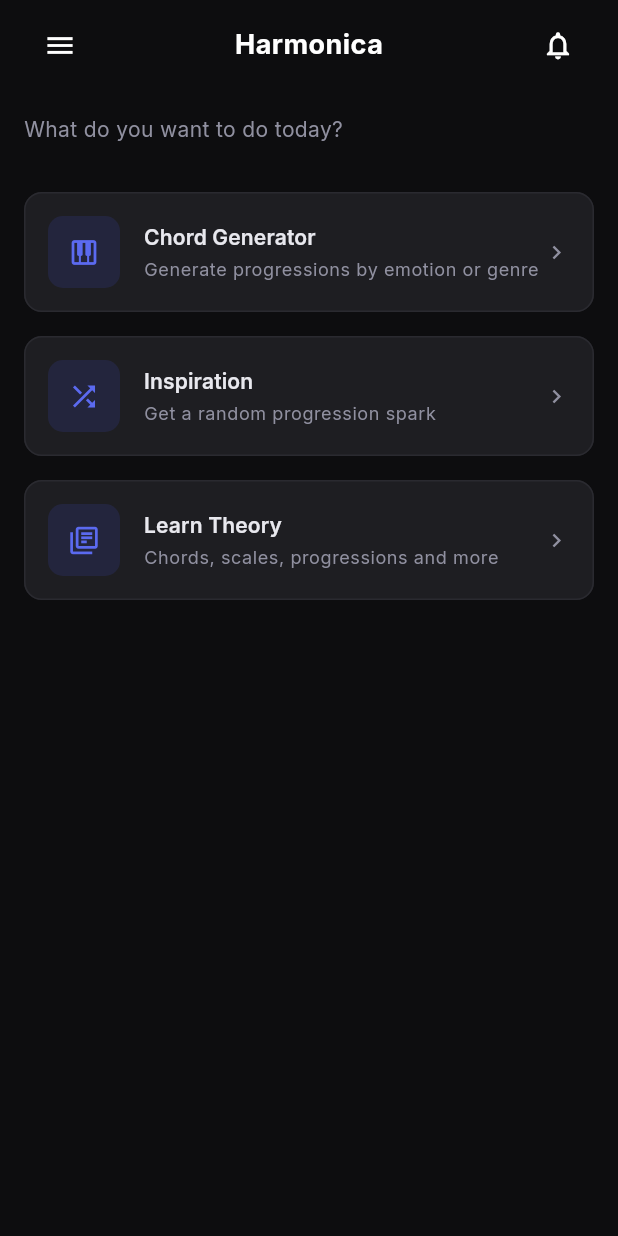
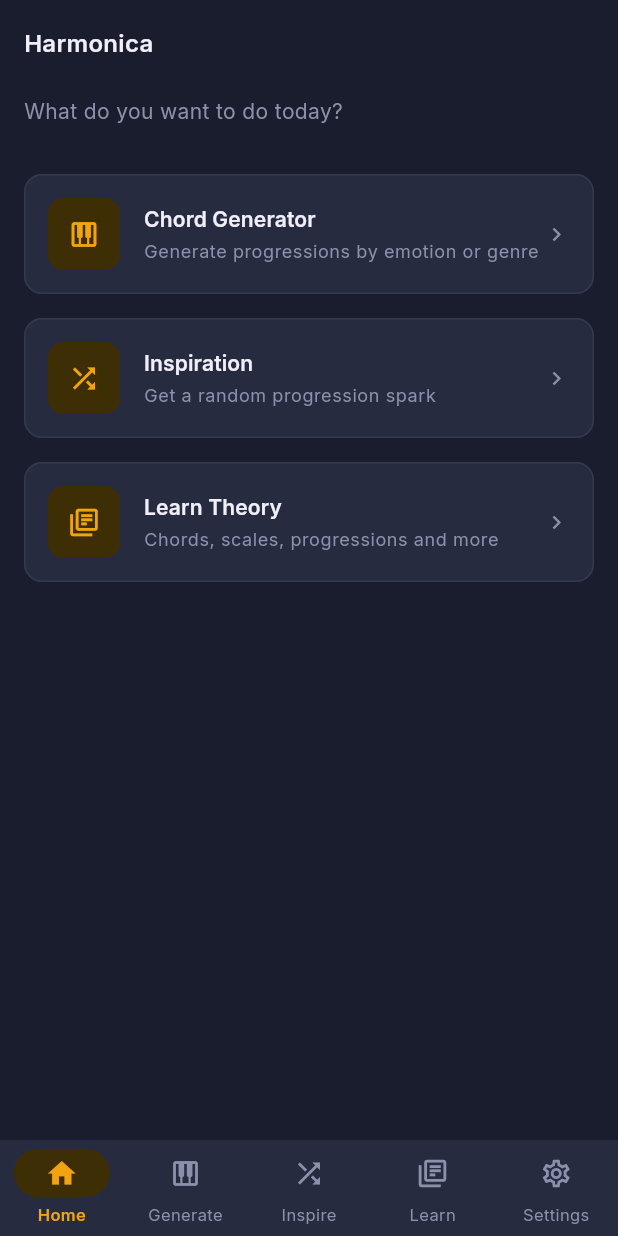
Before and after one commit to grmpycrab/Harmonica-v2, a Flutter app: the screen it shows after launch, on a phone screen of 412 x 824 dp. Run offline on Flutter 3.47's test engine with Material 3 defaults, Android fonts, the light colour scheme and no system bars; our stand-ins replace flutter_riverpod, go_router, google_fonts, riverpod_annotation; generated files the repository leaves out were written again.

Commit message:
theme update

```diff
--- a/lib/core/constants/app_constants.dart
+++ b/lib/core/constants/app_constants.dart
@@ -9,4 +9,5 @@ class AppConstants {
   static const String routeInspiration = '/inspiration';
   static const String routeLearn = '/learn';
   static const String routeLessonDetail = '/learn/detail';
+  static const String routeSettings = '/settings';
 }
--- a/lib/core/providers/app_providers.dart
+++ b/lib/core/providers/app_providers.dart
@@ -1,3 +1,5 @@
+import 'package:flutter/material.dart';
+import 'package:flutter_riverpod/flutter_riverpod.dart';
 import 'package:riverpod_annotation/riverpod_annotation.dart';
 
 import '../../data/datasources/theory_local_datasource.dart';
@@ -10,6 +12,13 @@ import '../../domain/usecases/generate_progression_usecase.dart';
 import '../../domain/usecases/get_theory_lesson_usecase.dart';
 
 part 'app_providers.g.dart';
+
+// ---------------------------------------------------------------------------
+// Theme — plain StateProvider, no code generation required
+// ---------------------------------------------------------------------------
+
+/// Controls app-wide light / dark mode. Defaults to dark.
+final themeModeProvider = StateProvider<ThemeMode>((ref) => ThemeMode.dark);
 
 // ---------------------------------------------------------------------------
 // Services — innermost layer, no dependencies on other providers
--- a/lib/core/theme/app_theme.dart
+++ b/lib/core/theme/app_theme.dart
@@ -1,122 +1,197 @@
 import 'package:flutter/material.dart';
 import 'package:google_fonts/google_fonts.dart';
 
-/// DAW-inspired dark theme.
-///
-/// Palette is intentionally desaturated so UI chrome stays out of the way
-/// and musical content (chord names, progression labels) reads clearly.
+/// Palette source: Bogdan Nikitin / Cloud7 UI kit
+///   #F1A410  amber gold  → primary accent
+///   #191D2D  dark navy   → dark bg
+///   #34394B  mid navy    → dark surface / light text secondary
+///   #FFFFFF  white       → dark text / light bg
 class AppTheme {
   AppTheme._();
 
-  // ── Neutrals ────────────────────────────────────────────────────────────────
-  /// True-black background — matches pro audio tool canvases.
-  static const _bg = Color(0xFF0D0D0F);
+  // ── Shared accent ──────────────────────────────────────────────────────────
+  static const _amber = Color(0xFFF1A410);
 
-  /// Panel surface — barely lighter than background for subtle depth.
-  static const _surface = Color(0xFF161618);
+  // ── Dark palette ───────────────────────────────────────────────────────────
+  static const _dBg = Color(0xFF191D2D);
+  static const _dSurface = Color(0xFF1F2338);
+  static const _dCard = Color(0xFF262B40);
+  static const _dBorder = Color(0xFF34394B);
+  static const _dAmberMuted = Color(0xFF3D2E05); // amber tint for chips/pills
+  static const _dOnSurface = Color(0xFFF0EEF8);
+  static const _dOnSurfaceMid = Color(0xFF8B91AA);
+  static const _dOnSurfaceDim = Color(0xFF4E5270);
 
-  /// Card / raised element.
-  static const _card = Color(0xFF1E1E22);
+  // ── Light palette ──────────────────────────────────────────────────────────
+  static const _lBg = Color(0xFFFFFFFF);
+  static const _lSurface = Color(0xFFF5F3EE);
+  static const _lCard = Color(0xFFEDEAE2);
+  static const _lBorder = Color(0xFFDDD9CE);
+  static const _lAmberMuted = Color(0xFFFEF3D7);
+  static const _lOnSurface = Color(0xFF191D2D);
+  static const _lOnSurfaceMid = Color(0xFF34394B);
+  static const _lOnSurfaceDim = Color(0xFF8B91AA);
 
-  /// Subtle border / divider colour.
-  static const _border = Color(0xFF2A2A30);
+  // ── Themes ─────────────────────────────────────────────────────────────────
+  static ThemeData get dark => _build(
+        brightness: Brightness.dark,
+        bg: _dBg,
+        surface: _dSurface,
+        card: _dCard,
+        border: _dBorder,
+        amberMuted: _dAmberMuted,
+        onSurface: _dOnSurface,
+        onSurfaceMid: _dOnSurfaceMid,
+        onSurfaceDim: _dOnSurfaceDim,
+        errorColor: const Color(0xFFCF6679),
+      );
 
-  // ── Accent ──────────────────────────────────────────────────────────────────
-  /// Single accent colour — a cool indigo that reads well on dark surfaces
-  /// without feeling "app-like". Used sparingly (selected states, CTAs).
-  static const _accent = Color(0xFF5B6AF0); // indigo-500
+  static ThemeData get light => _build(
+        brightness: Brightness.light,
+        bg: _lBg,
+        surface: _lSurface,
+        card: _lCard,
+        border: _lBorder,
+        amberMuted: _lAmberMuted,
+        onSurface: _lOnSurface,
+        onSurfaceMid: _lOnSurfaceMid,
+        onSurfaceDim: _lOnSurfaceDim,
+        errorColor: const Color(0xFFB83C50),
+      );
 
-  /// Muted accent for selected-chip backgrounds and icon tints.
-  static const _accentMuted = Color(0xFF23253D);
+  static ThemeData _build({
+    required Brightness brightness,
+    required Color bg,
+    required Color surface,
+    required Color card,
+    required Color border,
+    required Color amberMuted,
+    required Color onSurface,
+    required Color onSurfaceMid,
+    required Color onSurfaceDim,
+    required Color errorColor,
+  }) {
+    final isDark = brightness == Brightness.dark;
+    final base = isDark ? ThemeData.dark() : ThemeData.light();
 
-  // ── Type ramp ───────────────────────────────────────────────────────────────
-  static const _onSurface = Color(0xFFE8E8EE); // primary text
-  static const _onSurfaceMid = Color(0xFF9090A0); // secondary / label text
-  static const _onSurfaceDim = Color(0xFF55555F); // placeholder / hint
-
-  static ThemeData get dark {
-    final base = ThemeData.dark();
     return ThemeData(
       useMaterial3: true,
-      brightness: Brightness.dark,
-      colorScheme: const ColorScheme.dark(
-        primary: _accent,
-        primaryContainer: _accentMuted,
-        secondary: _accent,
-        surface: _surface,
-        surfaceContainerHighest: _card,
-        outline: _border,
+      brightness: brightness,
+      colorScheme: ColorScheme(
+        brightness: brightness,
+        primary: _amber,
         onPrimary: Colors.white,
-        onSurface: _onSurface,
-        onSurfaceVariant: _onSurfaceMid,
-        error: Color(0xFFCF6679),
+        primaryContainer: amberMuted,
+        onPrimaryContainer: _amber,
+        // NavigationBar uses secondaryContainer for the pill indicator
+        secondary: _amber,
+        onSecondary: Colors.white,
+        secondaryContainer: amberMuted,
+        onSecondaryContainer: _amber,
+        surface: surface,
+        onSurface: onSurface,
+        onSurfaceVariant: onSurfaceMid,
+        surfaceContainerHighest: card,
+        outline: border,
+        error: errorColor,
+        onError: Colors.white,
       ),
-      scaffoldBackgroundColor: _bg,
+      scaffoldBackgroundColor: bg,
 
-      // ── Typography ────────────────────────────────────────────────────────
+      // ── Typography ──────────────────────────────────────────────────────
       textTheme: GoogleFonts.interTextTheme(base.textTheme).apply(
-        bodyColor: _onSurface,
-        displayColor: _onSurface,
+        bodyColor: onSurface,
+        displayColor: onSurface,
       ),
 
-      // ── Cards ─────────────────────────────────────────────────────────────
-      cardTheme: const CardThemeData(
-        color: _card,
+      // ── Cards ───────────────────────────────────────────────────────────
+      cardTheme: CardThemeData(
+        color: card,
         elevation: 0,
         margin: EdgeInsets.zero,
         shape: RoundedRectangleBorder(
-          borderRadius: BorderRadius.all(Radius.circular(12)),
-          side: BorderSide(color: _border),
+          borderRadius: const BorderRadius.all(Radius.circular(12)),
+          side: BorderSide(color: border),
         ),
       ),
 
-      // ── AppBar ────────────────────────────────────────────────────────────
+      // ── AppBar ──────────────────────────────────────────────────────────
       appBarTheme: AppBarTheme(
-        backgroundColor: _bg,
+        backgroundColor: bg,
         surfaceTintColor: Colors.transparent,
         elevation: 0,
         centerTitle: false,
-        iconTheme: const IconThemeData(color: _onSurface, size: 22),
+        iconTheme: IconThemeData(color: onSurface, size: 22),
         titleTextStyle: GoogleFonts.inter(
           fontSize: 16,
           fontWeight: FontWeight.w600,
-          color: _onSurface,
+          color: onSurface,
           letterSpacing: 0.2,
         ),
       ),
 
-      // ── Divider ───────────────────────────────────────────────────────────
-      dividerTheme: const DividerThemeData(color: _border, thickness: 1),
+      // ── NavigationBar ────────────────────────────────────────────────────
+      navigationBarTheme: NavigationBarThemeData(
+        backgroundColor: card,
+        surfaceTintColor: Colors.transparent,
+        elevation: 0,
+        height: 64,
+        indicatorColor: amberMuted,
+        labelBehavior: NavigationDestinationLabelBehavior.alwaysShow,
+        iconTheme: WidgetStateProperty.resolveWith((states) {
+          if (states.contains(WidgetState.selected)) {
+            return IconThemeData(color: _amber, size: 22);
+          }
+          return IconThemeData(color: onSurfaceMid, size: 22);
+        }),
+        labelTextStyle: WidgetStateProperty.resolveWith((states) {
+          if (states.contains(WidgetState.selected)) {
+            return GoogleFonts.inter(
+              fontSize: 11,
+              fontWeight: FontWeight.w600,
+              color: _amber,
+            );
+          }
+          return GoogleFonts.inter(
+            fontSize: 11,
+            fontWeight: FontWeight.w400,
+            color: onSurfaceMid,
+          );
+        }),
+      ),
 
-      // ── Input fields ──────────────────────────────────────────────────────
+      // ── Divider ─────────────────────────────────────────────────────────
+      dividerTheme: DividerThemeData(color: border, thickness: 1),
+
+      // ── Input fields ─────────────────────────────────────────────────────
       inputDecorationTheme: InputDecorationTheme(
         filled: true,
-        fillColor: _surface,
-        labelStyle: const TextStyle(color: _onSurfaceMid),
-        hintStyle: const TextStyle(color: _onSurfaceDim),
+        fillColor: surface,
+        labelStyle: TextStyle(color: onSurfaceMid),
+        hintStyle: TextStyle(color: onSurfaceDim),
         border: OutlineInputBorder(
           borderRadius: const BorderRadius.all(Radius.circular(10)),
-          borderSide: const BorderSide(color: _border),
+          borderSide: BorderSide(color: border),
         ),
         enabledBorder: OutlineInputBorder(
           borderRadius: const BorderRadius.all(Radius.circular(10)),
-          borderSide: const BorderSide(color: _border),
+          borderSide: BorderSide(color: border),
         ),
         focusedBorder: OutlineInputBorder(
           borderRadius: const BorderRadius.all(Radius.circular(10)),
-          borderSide: BorderSide(color: _accent.withAlpha(180), width: 1.5),
+          borderSide: BorderSide(color: _amber.withAlpha(180), width: 1.5),
         ),
         contentPadding:
             const EdgeInsets.symmetric(horizontal: 14, vertical: 12),
       ),
 
-      // ── Chips ─────────────────────────────────────────────────────────────
+      // ── Chips ────────────────────────────────────────────────────────────
       chipTheme: ChipThemeData(
-        backgroundColor: _surface,
-        selectedColor: _accentMuted,
-        side: const BorderSide(color: _border),
-        labelStyle: const TextStyle(
-          color: _onSurface,
+        backgroundColor: surface,
+        selectedColor: amberMuted,
+        side: BorderSide(color: border),
+        labelStyle: TextStyle(
+          color: onSurface,
           fontSize: 13,
           fontWeight: FontWeight.w500,
         ),
@@ -127,13 +202,13 @@ class AppTheme {
         padding: const EdgeInsets.symmetric(horizontal: 10, vertical: 6),
       ),
 
-      // ── Elevated buttons ──────────────────────────────────────────────────
+      // ── Elevated buttons ─────────────────────────────────────────────────
       elevatedButtonTheme: ElevatedButtonThemeData(
         style: ElevatedButton.styleFrom(
-          backgroundColor: _accent,
+          backgroundColor: _amber,
           foregroundColor: Colors.white,
-          disabledBackgroundColor: _border,
-          disabledForegroundColor: _onSurfaceDim,
+          disabledBackgroundColor: border,
+          disabledForegroundColor: onSurfaceDim,
           elevation: 0,
           padding: const EdgeInsets.symmetric(horizontal: 24, vertical: 14),
           shape: const RoundedRectangleBorder(
@@ -147,11 +222,21 @@ class AppTheme {
         ),
       ),
 
-      // ── Icon buttons ──────────────────────────────────────────────────────
+      // ── Icon buttons ─────────────────────────────────────────────────────
       iconButtonTheme: IconButtonThemeData(
         style: IconButton.styleFrom(
-          foregroundColor: _onSurfaceMid,
+          foregroundColor: onSurfaceMid,
         ),
+      ),
+
+      // ── Toggle buttons ───────────────────────────────────────────────────
+      toggleButtonsTheme: ToggleButtonsThemeData(
+        borderRadius: const BorderRadius.all(Radius.circular(8)),
+        selectedColor: _amber,
+        fillColor: amberMuted,
+        color: onSurfaceMid,
+        borderColor: border,
+        selectedBorderColor: _amber,
       ),
     );
   }
--- a/lib/main.dart
+++ b/lib/main.dart
@@ -2,6 +2,7 @@ import 'package:flutter/material.dart';
 import 'package:flutter_riverpod/flutter_riverpod.dart';
 
 import 'core/constants/app_constants.dart';
+import 'core/providers/app_providers.dart';
 import 'core/theme/app_theme.dart';
 import 'presentation/router/app_router.dart';
 
@@ -12,14 +13,17 @@ void main() {
   );
 }
 
-class HarmonicaApp extends StatelessWidget {
+class HarmonicaApp extends ConsumerWidget {
   const HarmonicaApp({super.key});
 
   @override
-  Widget build(BuildContext context) {
+  Widget build(BuildContext context, WidgetRef ref) {
+    final themeMode = ref.watch(themeModeProvider);
     return MaterialApp.router(
       title: AppConstants.appName,
-      theme: AppTheme.dark,
+      theme: AppTheme.light,
+      darkTheme: AppTheme.dark,
+      themeMode: themeMode,
       routerConfig: appRouter,
       debugShowCheckedModeBanner: false,
     );
--- a/lib/presentation/router/app_router.dart
+++ b/lib/presentation/router/app_router.dart
@@ -5,9 +5,17 @@ import '../screens/generator_screen.dart';
 import '../screens/home_screen.dart';
 import '../screens/inspiration_screen.dart';
 import '../screens/learn_screen.dart';
+import '../screens/settings_screen.dart';
+import '../shell/app_shell.dart';
 
 final appRouter = GoRouter(
   initialLocation: AppConstants.routeHome,
+  routes: [
+    ShellRoute(
+      builder: (context, state, child) => AppShell(
+        location: state.matchedLocation,
+        child: child,
+      ),
       routes: [
         GoRoute(
           path: AppConstants.routeHome,
@@ -25,5 +33,11 @@ final appRouter = GoRouter(
           path: AppConstants.routeLearn,
           builder: (_, __) => const LearnScreen(),
         ),
+        GoRoute(
+          path: AppConstants.routeSettings,
+          builder: (_, __) => const SettingsScreen(),
+        ),
+      ],
+    ),
   ],
 );
--- a/lib/presentation/screens/home_screen.dart
+++ b/lib/presentation/screens/home_screen.dart
@@ -3,7 +3,6 @@ import 'package:go_router/go_router.dart';
 
 import '../../core/constants/app_constants.dart';
 import '../../core/utils/app_spacing.dart';
-import '../widgets/harmonica_header.dart';
 
 class HomeScreen extends StatelessWidget {
   const HomeScreen({super.key});
@@ -13,19 +12,14 @@ class HomeScreen extends StatelessWidget {
     final theme = Theme.of(context);
 
     return Scaffold(
+      appBar: AppBar(title: const Text('Harmonica')),
       body: SafeArea(
         child: Padding(
           padding: const EdgeInsets.symmetric(horizontal: AppSpacing.md),
           child: Column(
             crossAxisAlignment: CrossAxisAlignment.stretch,
             children: [
-              Builder(
-                builder: (innerContext) => HarmonicaHeader(
-                  onMenuPressed: () => Scaffold.of(innerContext).openDrawer(),
-                  onNotificationPressed: () {},
-                ),
-              ),
-              AppSpacing.gapMd,
+              AppSpacing.gapSm,
               Text(
                 'What do you want to do today?',
                 style: theme.textTheme.bodyMedium?.copyWith(
@@ -37,21 +31,21 @@ class HomeScreen extends StatelessWidget {
                 icon: Icons.piano_outlined,
                 title: 'Chord Generator',
                 subtitle: 'Generate progressions by emotion or genre',
-                onTap: () => context.push(AppConstants.routeGenerator),
+                onTap: () => context.go(AppConstants.routeGenerator),
               ),
               AppSpacing.gapMd,
               _HomeCard(
                 icon: Icons.shuffle_outlined,
                 title: 'Inspiration',
                 subtitle: 'Get a random progression spark',
-                onTap: () => context.push(AppConstants.routeInspiration),
+                onTap: () => context.go(AppConstants.routeInspiration),
               ),
               AppSpacing.gapMd,
               _HomeCard(
                 icon: Icons.library_books_outlined,
                 title: 'Learn Theory',
                 subtitle: 'Chords, scales, progressions and more',
-                onTap: () => context.push(AppConstants.routeLearn),
+                onTap: () => context.go(AppConstants.routeLearn),
               ),
             ],
           ),
--- /dev/null
+++ b/lib/presentation/screens/settings_screen.dart
@@ -0,0 +1,98 @@
+import 'package:flutter/material.dart';
+import 'package:flutter_riverpod/flutter_riverpod.dart';
+
+import '../../core/providers/app_providers.dart';
+import '../../core/utils/app_spacing.dart';
+
+class SettingsScreen extends ConsumerWidget {
+  const SettingsScreen({super.key});
+
+  @override
+  Widget build(BuildContext context, WidgetRef ref) {
+    final themeMode = ref.watch(themeModeProvider);
+    final isDark = themeMode == ThemeMode.dark;
+    final theme = Theme.of(context);
+    final colorScheme = theme.colorScheme;
+
+    return Scaffold(
+      appBar: AppBar(title: const Text('Settings')),
+      body: SafeArea(
+        child: Padding(
+          padding: const EdgeInsets.all(AppSpacing.md),
+          child: Column(
+            crossAxisAlignment: CrossAxisAlignment.stretch,
+            children: [
+              // ── Section label ──────────────────────────────────────────
+              Text(
+                'Appearance',
+                style: theme.textTheme.labelMedium?.copyWith(
+                  color: colorScheme.onSurfaceVariant,
+                  letterSpacing: 0.8,
+                ),
+              ),
+              AppSpacing.gapSm,
+
+              // ── Theme toggle card ──────────────────────────────────────
+              Card(
+                child: Padding(
+                  padding: const EdgeInsets.symmetric(
+                    horizontal: AppSpacing.md,
+                    vertical: AppSpacing.sm,
+                  ),
+                  child: Row(
+                    children: [
+                      Icon(
+                        Icons.palette_outlined,
+                        size: 20,
+                        color: colorScheme.primary,
+                      ),
+                      AppSpacing.hGapMd,
+                      Expanded(
+                        child: Column(
+                          crossAxisAlignment: CrossAxisAlignment.start,
+                          children: [
+                            Text(
+                              'Theme',
+                              style: theme.textTheme.titleSmall?.copyWith(
+                                fontWeight: FontWeight.w600,
+                              ),
+                            ),
+                            Text(
+                              isDark ? 'Dark' : 'Light',
+                              style: theme.textTheme.bodySmall?.copyWith(
+                                color: colorScheme.onSurfaceVariant,
+                              ),
+                            ),
+                          ],
+                        ),
+                      ),
+
+                      // Dark / Light toggle buttons
+                      ToggleButtons(
+                        isSelected: [isDark, !isDark],
+                        onPressed: (index) {
+                          ref.read(themeModeProvider.notifier).state =
+                              index == 0 ? ThemeMode.dark : ThemeMode.light;
+                        },
+                        children: const [
+                          Padding(
+                            padding: EdgeInsets.symmetric(horizontal: 14),
+                            child: Icon(Icons.nights_stay_outlined, size: 18),
+                          ),
+                          Padding(
+                            padding: EdgeInsets.symmetric(horizontal: 14),
+                            child: Icon(Icons.wb_sunny_outlined, size: 18),
+                          ),
+                        ],
+                      ),
+                    ],
+                  ),
+                ),
+              ),
+            ],
+          ),
+        ),
+      ),
+    );
+  }
+}
--- /dev/null
+++ b/lib/presentation/shell/app_shell.dart
@@ -0,0 +1,100 @@
+import 'package:flutter/material.dart';
+import 'package:go_router/go_router.dart';
+
+import '../../core/constants/app_constants.dart';
+
+/// Persistent shell that wraps all top-level screens with a [NavigationBar].
+///
+/// The shell is declared as a [ShellRoute] in [appRouter]; [child] is
+/// whatever screen go_router resolved for the current location.
+class AppShell extends StatelessWidget {
+  const AppShell({
+    super.key,
+    required this.location,
+    required this.child,
+  });
+
+  final String location;
+  final Widget child;
+
+  // ── Tab definitions ────────────────────────────────────────────────────────
+  static const _destinations = [
+    _TabDestination(
+      path: AppConstants.routeHome,
+      icon: Icons.home_outlined,
+      activeIcon: Icons.home,
+      label: 'Home',
+    ),
+    _TabDestination(
+      path: AppConstants.routeGenerator,
+      icon: Icons.piano_outlined,
+      activeIcon: Icons.piano,
+      label: 'Generate',
+    ),
+    _TabDestination(
+      path: AppConstants.routeInspiration,
+      icon: Icons.shuffle_outlined,
+      activeIcon: Icons.shuffle,
+      label: 'Inspire',
+    ),
+    _TabDestination(
+      path: AppConstants.routeLearn,
+      icon: Icons.library_books_outlined,
+      activeIcon: Icons.library_books,
+      label: 'Learn',
+    ),
+    _TabDestination(
+      path: AppConstants.routeSettings,
+      icon: Icons.settings_outlined,
+      activeIcon: Icons.settings,
+      label: 'Settings',
+    ),
+  ];
+
+  // Check most-specific paths first; home ('/') is the fallback.
+  static int _indexForLocation(String loc) {
+    if (loc.startsWith(AppConstants.routeSettings)) return 4;
+    if (loc.startsWith(AppConstants.routeLearn)) return 3;
+    if (loc.startsWith(AppConstants.routeInspiration)) return 2;
+    if (loc.startsWith(AppConstants.routeGenerator)) return 1;
+    return 0;
+  }
+
+  @override
+  Widget build(BuildContext context) {
+    final currentIndex = _indexForLocation(location);
+
+    return Scaffold(
+      body: child,
+      bottomNavigationBar: NavigationBar(
+        selectedIndex: currentIndex,
+        onDestinationSelected: (index) => context.go(_destinations[index].path),
+        destinations: _destinations
+            .map(
+              (d) => NavigationDestination(
+                icon: Icon(d.icon),
+                selectedIcon: Icon(d.activeIcon),
+                label: d.label,
+              ),
+            )
+            .toList(),
+      ),
+    );
+  }
+}
+
+// ── Private data class ─────────────────────────────────────────────────────
+
+class _TabDestination {
+  const _TabDestination({
+    required this.path,
+    required this.icon,
+    required this.activeIcon,
+    required this.label,
+  });
+
+  final String path;
+  final IconData icon;
+  final IconData activeIcon;
+  final String label;
+}
```
Lines whose indentation alone changed are shown as unchanged.
